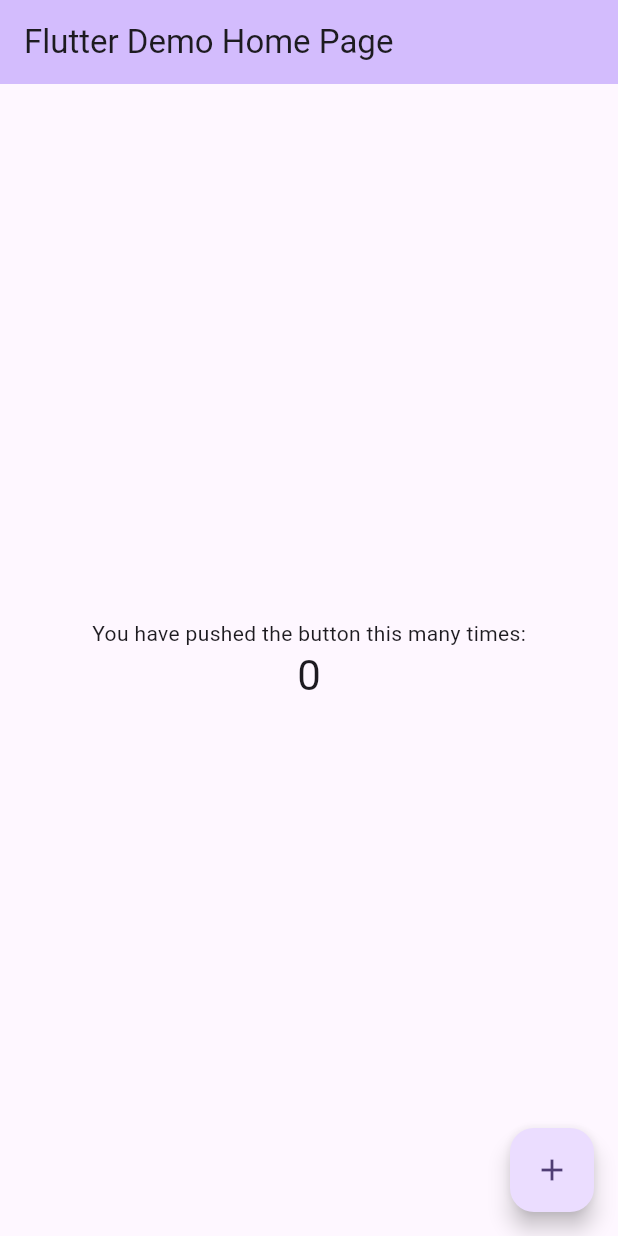
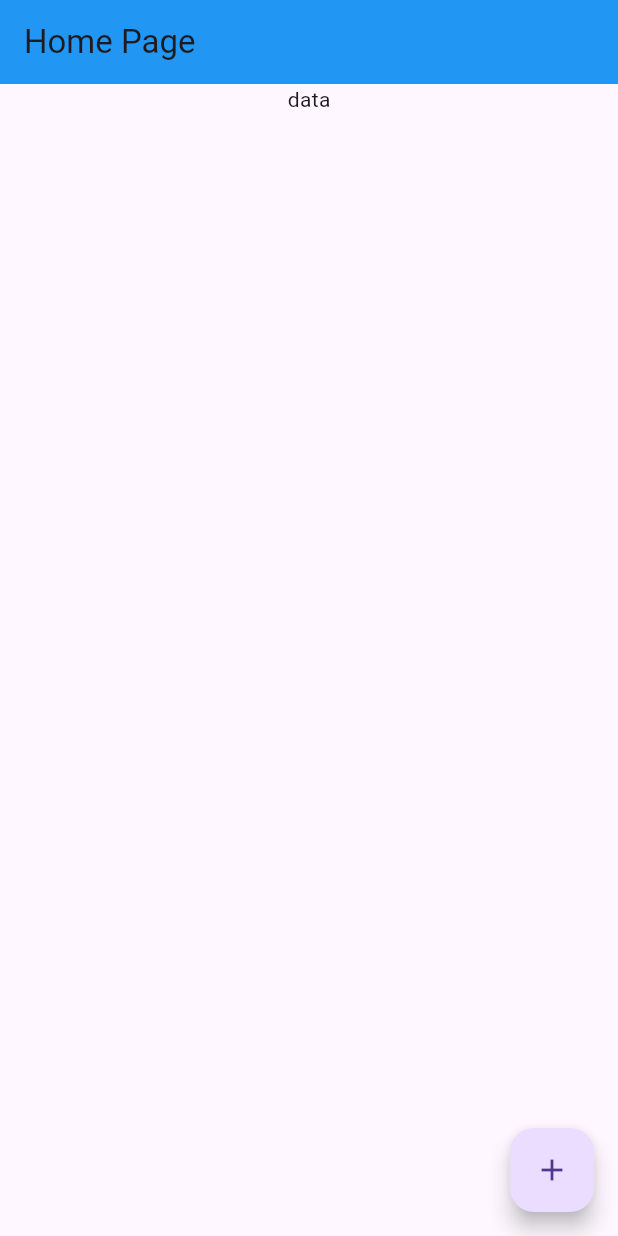
Before and after one commit to krikelq/todolist, a Flutter app: the screen it shows after launch, on a phone screen of 412 x 824 dp. Run offline on Flutter 3.47's test engine with Material 3 defaults, Android fonts, the phone set to English and light mode, and no system bars; our stand-ins replace shared_preferences.

Commit message:
change main

```diff
--- a/app/lib/main.dart
+++ b/app/lib/main.dart
@@ -1,73 +1,38 @@
+import 'package:app/features/edit_monchobi/edit_monchobi_service.dart';
+import 'package:app/home_page.dart';
 import 'package:flutter/material.dart';
+import 'package:provider/provider.dart';
+
 
 void main() {
-  runApp(const MyApp());
+  runApp(MultiProvider(
+    providers: [
+      ChangeNotifierProvider(
+        create: (context) => ToDoAddProvider(),
+      ),
+    ],
+    child: MyApp(),
+  ));
 }
 
-class MyApp extends StatelessWidget {
+class MyApp extends StatefulWidget {
   const MyApp({super.key});
+
+  @override
+  State<MyApp> createState() => _MyAppState();
+}
+
+class _MyAppState extends State<MyApp> {
+  // This widget is the root of your application.
   @override
   Widget build(BuildContext context) {
     return MaterialApp(
-      title: 'Flutter Demos',
+      debugShowCheckedModeBanner: false,
+      title: 'Flutter Demo',
       theme: ThemeData(
-        colorScheme: ColorScheme.fromSeed(seedColor: Colors.deepPurple),
-        useMaterial3: true,
+        primarySwatch: Colors.blue,
       ),
-      home: const MyHomePage(title: 'Flutter Demo Home Page'),
+      home: MyHomePage(),
     );
   }
 }
-
-class MyHomePage extends StatefulWidget {
-  const MyHomePage({super.key, required this.title});
-
-
-  final String title;
-
-  @override
-  State<MyHomePage> createState() => _MyHomePageState();
-}
-
-class _MyHomePageState extends State<MyHomePage> {
-  int _counter = 0;
-
-  void _incrementCounter() {
-    setState(() {
-      _counter++;
-    });
-  }
-
-  @override
-  Widget build(BuildContext context) {
-    return Scaffold(
-      appBar: AppBar(
-
-        backgroundColor: Theme.of(context).colorScheme.inversePrimary,
-
-        title: Text(widget.title),
-      ),
-      body: Center(
-
-        child: Column(
-
-          mainAxisAlignment: MainAxisAlignment.center,
-          children: <Widget>[
-            const Text(
-              'You have pushed the button this many times:',
-            ),
-            Text(
-              '$_counter',
-              style: Theme.of(context).textTheme.headlineMedium,
-            ),
-          ],
-        ),
-      ),
-      floatingActionButton: FloatingActionButton(
-        onPressed: _incrementCounter,
-        tooltip: 'Increment',
-        child: const Icon(Icons.add),
-      ), // This trailing comma makes auto-formatting nicer for build methods.
-    );
-  }
-}
```
Also changed, not shown: 1 other file.
